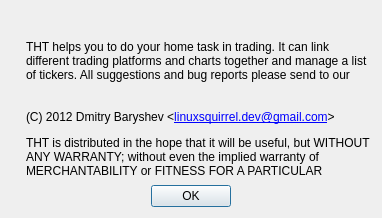
Qt form about.ui (HappySeaFox/tht) before a commit.
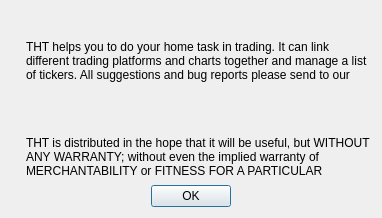
The same form after that commit. Icons and pictures are not drawn.

What changed in the file:
```diff
--- a/about.ui
+++ b/about.ui
@@ -127,10 +127,7 @@
         </spacer>
        </item>
        <item>
-        <widget class="QLabel" name="label_4">
-         <property name="text">
-          <string>&lt;html&gt;&lt;head/&gt;&lt;body&gt;&lt;p&gt;(C) 2012 Dmitry Baryshev &amp;lt;&lt;a href=&quot;mailto:linuxsquirrel.dev@gmail.com&quot;&gt;&lt;span style=&quot; text-decoration: underline; color:#0000ff;&quot;&gt;linuxsquirrel.dev@gmail.com&lt;/span&gt;&lt;/a&gt;&amp;gt;&lt;/p&gt;&lt;/body&gt;&lt;/html&gt;</string>
-         </property>
+        <widget class="QLabel" name="labelCopyright">
          <property name="textFormat">
           <enum>Qt::RichText</enum>
          </property>
```
